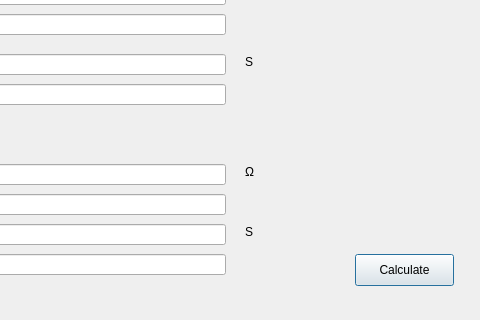
First picture: the form in ui/stub_matching.ui, repository urbanij/syRF, before the edit; both pictures show x 185 to 665 and y 406 to 726 of the 665 by 726 pixel window.
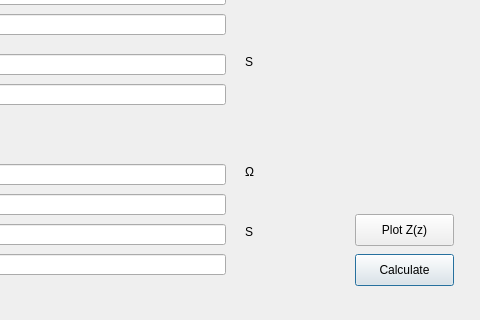
Second picture: the form after the edit.

Commit message: fixed bug in stub matching fixed colors in stub matching

Diff of the .ui file:
```diff
--- a/ui/stub_matching.ui
+++ b/ui/stub_matching.ui
@@ -520,6 +520,25 @@
      </item>
     </layout>
    </widget>
+   <widget class="QPushButton" name="Plot_impendace_admittance_button">
+    <property name="geometry">
+     <rect>
+      <x>540</x>
+      <y>620</y>
+      <width>99</width>
+      <height>32</height>
+     </rect>
+    </property>
+    <property name="text">
+     <string>Plot Z(z)</string>
+    </property>
+    <property name="autoDefault">
+     <bool>false</bool>
+    </property>
+    <property name="default">
+     <bool>false</bool>
+    </property>
+   </widget>
   </widget>
   <widget class="QMenuBar" name="menuBar">
    <property name="geometry">
```
The commit also changes 6 other files.
